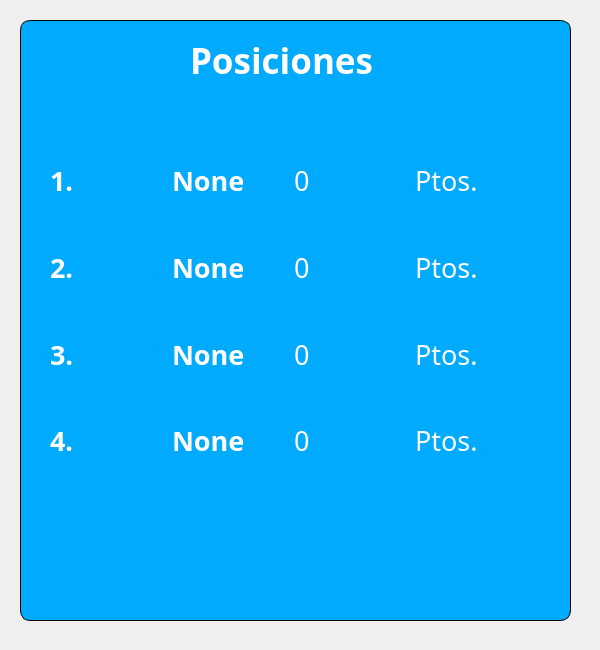
Before: the Qt Designer form Tareas/T3/usuario/assets/ventana_final.ui in minsoos/my_code-iic2233-2021-1, drawn with Qt 5.
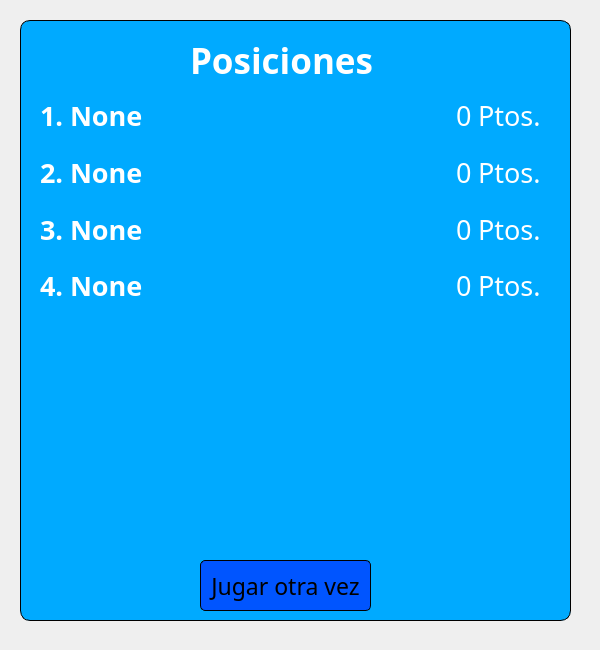
After: the same form once the commit is applied.

Patch:
```diff
--- a/Tareas/T3/usuario/assets/ventana_final.ui
+++ b/Tareas/T3/usuario/assets/ventana_final.ui
@@ -96,13 +96,13 @@
   <widget class="QWidget" name="gridLayoutWidget">
    <property name="geometry">
     <rect>
-     <x>50</x>
-     <y>140</y>
-     <width>481</width>
-     <height>341</height>
+     <x>40</x>
+     <y>90</y>
+     <width>501</width>
+     <height>221</height>
     </rect>
    </property>
-   <layout class="QGridLayout" name="gridLayout">
+   <layout class="QGridLayout" name="gridLayout" rowstretch="0,0,0,0" columnstretch="0,5,1,0">
     <item row="2" column="1">
      <widget class="QLabel" name="label_10">
       <property name="font">
@@ -157,8 +157,8 @@
       </property>
      </widget>
     </item>
-    <item row="3" column="2">
-     <widget class="QLabel" name="label_15">
+    <item row="3" column="2" alignment="Qt::AlignRight">
+     <widget class="QLabel" name="puntos_puesto_4">
       <property name="font">
        <font>
         <family>Lucida Sans</family>
@@ -193,8 +193,8 @@
       </property>
      </widget>
     </item>
-    <item row="1" column="2">
-     <widget class="QLabel" name="label_13">
+    <item row="1" column="2" alignment="Qt::AlignRight">
+     <widget class="QLabel" name="puntos_puesto_2">
       <property name="font">
        <font>
         <family>Lucida Sans</family>
@@ -229,8 +229,8 @@
       </property>
      </widget>
     </item>
-    <item row="2" column="2">
-     <widget class="QLabel" name="label_14">
+    <item row="2" column="2" alignment="Qt::AlignRight">
+     <widget class="QLabel" name="puntos_puesto_3">
       <property name="font">
        <font>
         <family>Lucida Sans</family>
@@ -283,8 +283,8 @@
       </property>
      </widget>
     </item>
-    <item row="0" column="2">
-     <widget class="QLabel" name="label_12">
+    <item row="0" column="2" alignment="Qt::AlignRight">
+     <widget class="QLabel" name="puntos_puesto_1">
       <property name="font">
        <font>
         <family>Lucida Sans</family>
@@ -393,6 +393,48 @@
     </item>
    </layout>
   </widget>
+  <widget class="QPushButton" name="boton_jugar_denuevo">
+   <property name="geometry">
+    <rect>
+     <x>200</x>
+     <y>560</y>
+     <width>171</width>
+     <height>51</height>
+    </rect>
+   </property>
+   <property name="font">
+    <font>
+     <family>Lucida Sans</family>
+     <pointsize>17</pointsize>
+    </font>
+   </property>
+   <property name="styleSheet">
+    <string notr="true">border-width:10px;
+background-color: rgb(0, 85, 255);
+border-radius: 5px;
+border: 0.5px solid black;
+</string>
+   </property>
+   <property name="text">
+    <string>Jugar otra vez</string>
+   </property>
+  </widget>
+  <widget class="QLabel" name="label_gif">
+   <property name="geometry">
+    <rect>
+     <x>190</x>
+     <y>330</y>
+     <width>200</width>
+     <height>200</height>
+    </rect>
+   </property>
+   <property name="text">
+    <string/>
+   </property>
+   <property name="scaledContents">
+    <bool>true</bool>
+   </property>
+  </widget>
  </widget>
  <resources/>
  <connections/>
```
Left out of the diff: 11 changed lines with no effect on the pictures.
